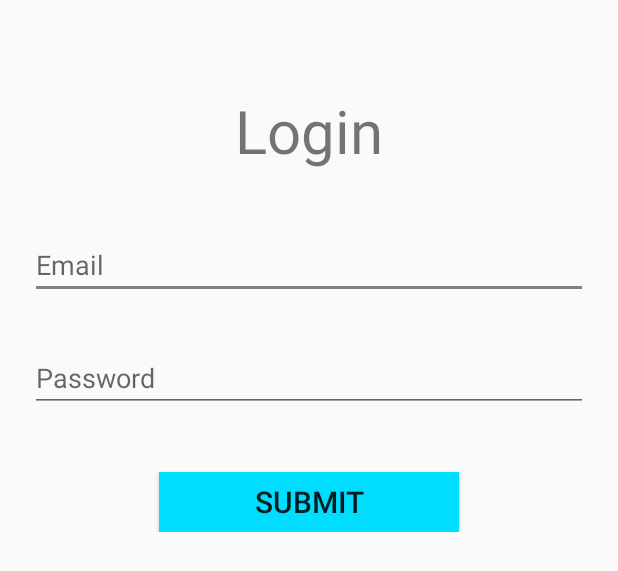
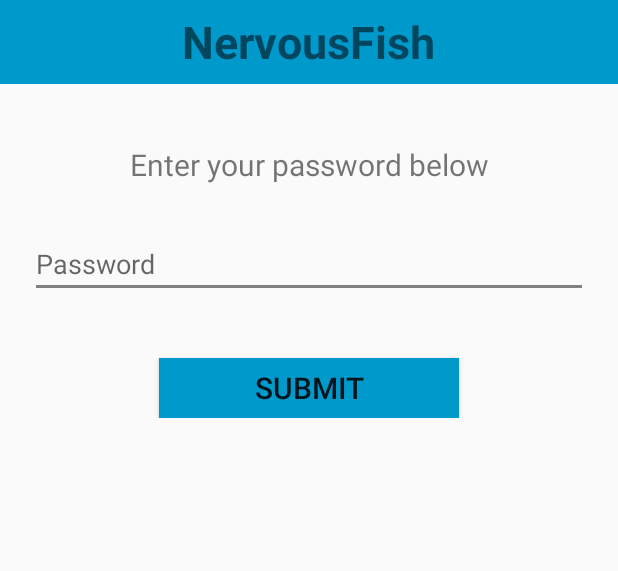
Before and after one commit to ericcornelissen/NervousFish, an Android app: the layout login.xml on its own in the app's theme, with its tools: preview values and no code run, on a phone screen of 412 x 824 dp. Shown: the top 571 px of the screen. Run offline under Robolectric (Android 15) with nearby library versions, the phone set to English and light mode, and no system bars.

```diff
--- a/app/src/main/res/layout/login.xml
+++ b/app/src/main/res/layout/login.xml
@@ -7,57 +7,64 @@
     <LinearLayout
         android:layout_width="match_parent"
         android:layout_height="wrap_content"
-        android:paddingTop="60dp"
-        android:paddingLeft="20dp"
-        android:paddingRight="20dp"
         android:orientation="vertical">
+
+        <android.support.v7.widget.Toolbar
+            android:id="@+id/toolbar"
+            android:layout_width="match_parent"
+            android:layout_height="?attr/actionBarSize"
+            android:background="@android:color/holo_blue_dark">
+
+            <TextView
+                android:id="@+id/toolbar_title"
+                android:layout_width="wrap_content"
+                android:layout_height="wrap_content"
+                android:layout_gravity="center"
+                android:text="@string/app_name"
+                android:textSize="30sp"
+                android:textStyle="bold" />
+        </android.support.v7.widget.Toolbar>
 
         <TextView
             android:layout_width="match_parent"
             android:layout_height="wrap_content"
             android:gravity="center"
-            android:textSize="40sp"
-            android:text="@string/login"/>
+            android:paddingTop="40dp"
+            android:text="@string/loginMessage"
+            android:textSize="20sp" />
 
         <TextView
             android:id="@+id/error"
             android:layout_width="match_parent"
             android:layout_height="wrap_content"
             android:layout_marginTop="10dp"
+            android:gravity="center"
             android:textColor="@android:color/holo_red_light"
-            android:textSize="20sp"
+            android:textSize="18sp"
             android:text="@string/msg_mismatch"
             android:visibility="gone"/>
 
         <EditText
-            android:id="@+id/email"
-            android:layout_width="match_parent"
-            android:layout_height="wrap_content"
-            android:layout_marginTop="40dp"
-            android:hint="@string/email"
-            android:inputType="textEmailAddress"
-            android:nextFocusDown="@+id/password"
-            android:imeOptions="actionNext"/>
-
-        <EditText
-            android:id="@id/password"
+            android:id="@+id/password"
             android:layout_width="match_parent"
             android:layout_height="wrap_content"
             android:layout_marginTop="30dp"
-            android:inputType="textPassword"
+            android:layout_marginLeft="20dp"
+            android:layout_marginRight="20dp"
             android:hint="@string/password"
-            android:imeOptions="actionSend"/>
+            android:imeOptions="actionSend"
+            android:inputType="textPassword" />
 
         <Button
             android:id="@+id/submit"
             android:layout_width="200dp"
             android:layout_height="40dp"
             android:layout_gravity="center_horizontal"
-            android:background="@android:color/holo_blue_bright"
+            android:layout_marginTop="40dp"
+            android:background="@color/colorPrimary"
             android:gravity="center"
-            android:layout_marginTop="40dp"
-            android:textSize="20sp"
-            android:text="@string/submit"/>
+            android:text="@string/submit"
+            android:textSize="20sp" />
 
     </LinearLayout>
 </ScrollView>
--- a/app/src/main/res/values/strings.xml
+++ b/app/src/main/res/values/strings.xml
@@ -1,12 +1,12 @@
 <resources>
     <string name="app_name">NervousFish</string>
 
-    <string name="login">Login</string>
+    <string name="loginMessage">Enter your password below</string>
     <string name="email">Email</string>
     <string name="password">Password</string>
     <string name="submit">Submit</string>
 
     <string name="msg_email_error">Please enter your email</string>
     <string name="msg_password_error">Please enter your password</string>
-    <string name="msg_mismatch">Your email or password is wrong</string>
+    <string name="msg_mismatch">Your password is wrong</string>
 </resources>
```
Also changed, not shown: app/src/main/AndroidManifest.xml (+7 -2 lines), app/src/main/java/com/nervousfish/nervousfish/LoginActivity.java (+15 -22 lines), 2 other files.
